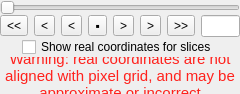
The window that glue/viewers/common/qt/data_slice_widget.ui (glue-viz/glue) describes before a commit, drawn with Qt 5.
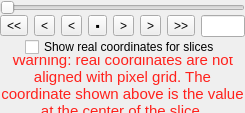
The same window after the commit.

Commit message: Compute the world axis at the center of the slices

```diff
--- a/glue/viewers/common/qt/data_slice_widget.ui
+++ b/glue/viewers/common/qt/data_slice_widget.ui
@@ -6,8 +6,8 @@
    <rect>
     <x>0</x>
     <y>0</y>
-    <width>240</width>
-    <height>94</height>
+    <width>245</width>
+    <height>113</height>
    </rect>
   </property>
   <property name="windowTitle">
@@ -249,7 +249,7 @@
       <string notr="true">color: rgb(255, 33, 28)</string>
      </property>
      <property name="text">
-      <string>Warning: real coordinates are not aligned with pixel grid, and may be approximate or incorrect</string>
+      <string>Warning: real coordinates are not aligned with pixel grid. The coordinate shown above is the value at the center of the slice.</string>
      </property>
      <property name="alignment">
       <set>Qt::AlignCenter</set>
```
The commit also changes 1 other file.
